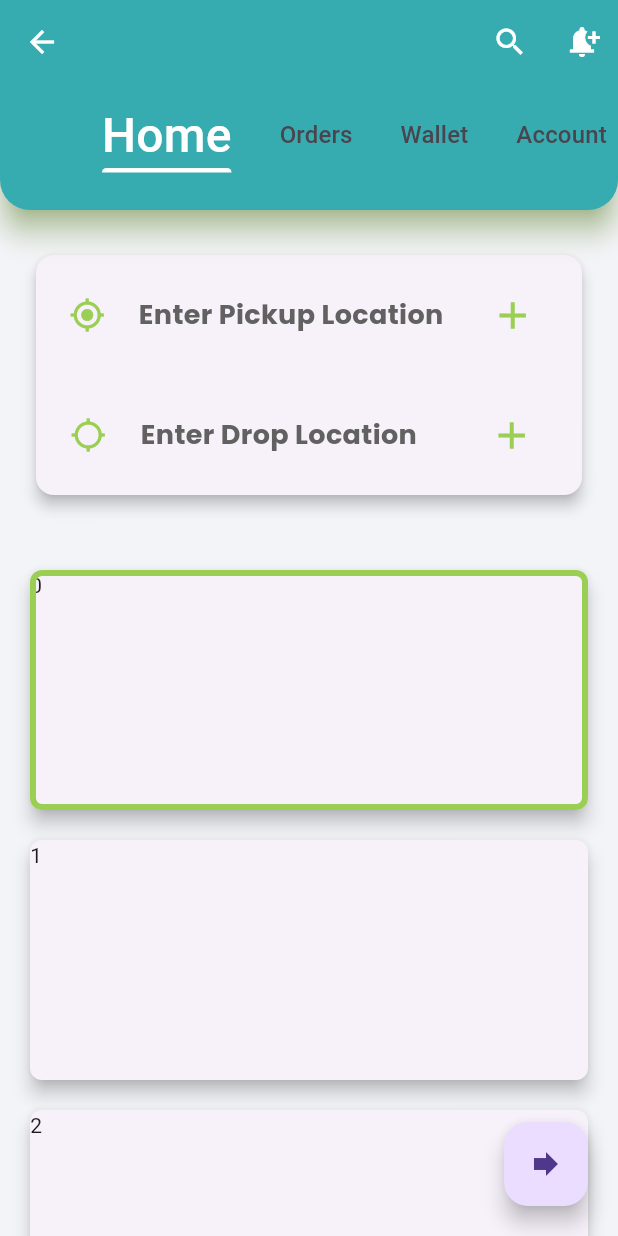
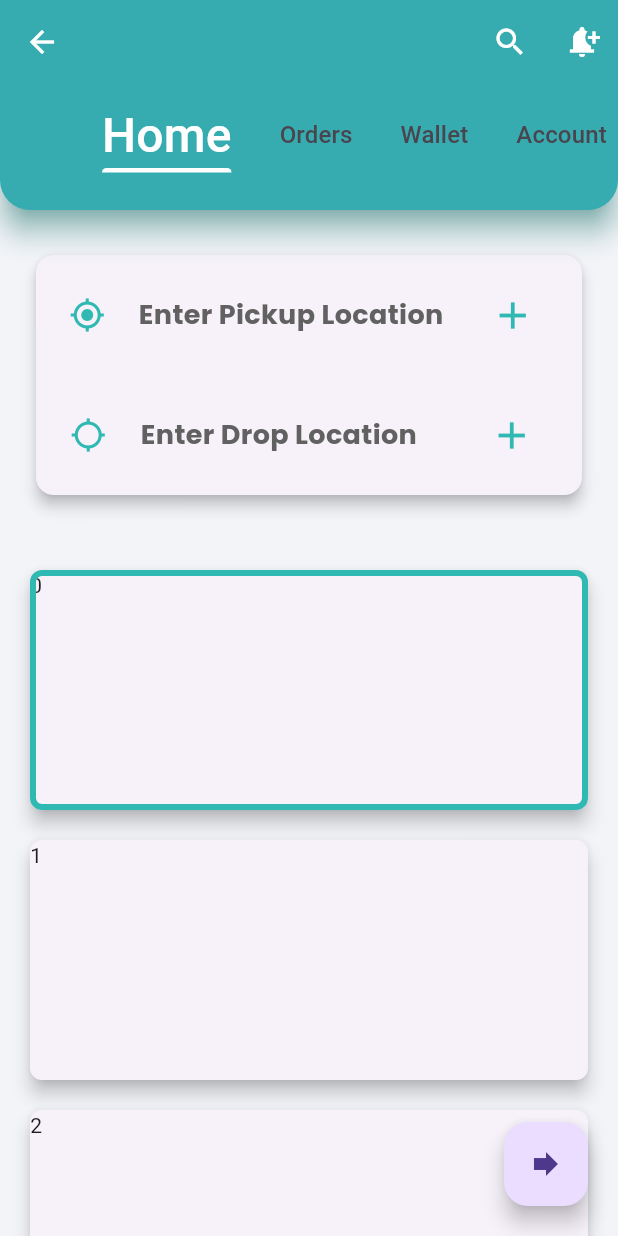
Before and after one commit to bhatganeshdarshan/Flutter-Logistic-app-project, a Flutter app: the screen it shows after launch, after a tap on an icon or button, on a phone screen of 412 x 824 dp. Run offline on Flutter 3.47's test engine with Material 3 defaults, Android fonts, the light colour scheme and no system bars; our stand-ins replace country_code_picker, firebase_auth, flutter_screenutil, get, google_fonts, google_maps_flutter and 2 more; missing offline and left inert: flutter_polyline_points; accounts and stored records are empty.

Commit message:
fixed top navbar and icon colors, added space below TabBar items

```diff
--- a/lib/entrypage.dart
+++ b/lib/entrypage.dart
@@ -1,51 +1,46 @@
 import 'package:flutter/material.dart';
-import 'package:logisticapp/constants/constants.dart';
 import 'package:logisticapp/screens/account-page/account.dart';
 import 'package:logisticapp/screens/home-page/home.dart';
 import 'package:logisticapp/screens/order-page/order.dart';
 import 'package:logisticapp/screens/payment-page/wallet_screen.dart';
 
 class MainScreen extends StatefulWidget {
-  const MainScreen({super.key});
+  const MainScreen({Key? key}) : super(key: key);
 
   @override
   State<MainScreen> createState() => _MainScreenState();
 }
 
-class _MainScreenState extends State<MainScreen> {
+class _MainScreenState extends State<MainScreen>
+    with SingleTickerProviderStateMixin {
+  late TabController _tabController;
+  int currentTab = 0;
+
   @override
-  void initSsdtate() {
+  void initState() {
     super.initState();
+    _tabController = TabController(length: 4, vsync: this);
+    _tabController.addListener(() {
+      setState(() {
+        currentTab = _tabController.index;
+      });
+    });
   }
 
   @override
   Widget build(BuildContext context) {
-    int currentTab = 0;
-    bool isClicked = false;
-    late TabController _tabController;
-    List<Widget> screenLists = [
-      HomePage(),
-      myOrder(),
-      myWallet(),
-      myAccount(),
-    ];
-    final double height = MediaQuery.of(context).size.height;
-    final double width = MediaQuery.of(context).size.width;
     return DefaultTabController(
       length: 4,
-      child: SafeArea(
-        top: false,
       child: Scaffold(
         appBar: PreferredSize(
-            preferredSize: Size.fromHeight(140),
+          preferredSize: const Size.fromHeight(140),
           child: AppBar(
             shape: const RoundedRectangleBorder(
-                  borderRadius: BorderRadius.vertical(
-                bottom: Radius.circular(20),
-              )),
-              shadowColor: const Color(0xff9BCF53),
+              borderRadius: BorderRadius.vertical(bottom: Radius.circular(20)),
+            ),
+            shadowColor: const Color(0xFF30b9b2),
             elevation: 8,
-              backgroundColor:  Color(0xFF30b9b2),
+            backgroundColor: const Color(0xFF30b9b2),
             leading: IconButton(
               onPressed: () {},
               icon: const Icon(Icons.arrow_back),
@@ -64,57 +59,54 @@ class _MainScreenState extends State<MainScreen> {
               ),
             ],
             bottom: TabBar(
+              padding: const EdgeInsets.only(bottom: 25),
               dividerColor: Colors.transparent,
-                padding: EdgeInsets.only(bottom: 25),
-                physics: BouncingScrollPhysics(
-                  decelerationRate: ScrollDecelerationRate.normal,
-                ),
+              controller: _tabController,
+              indicatorColor: Colors.white,
+              labelColor: Colors.white,
               isScrollable: true,
-                onTap: (value) {
+              onTap: (index) {
                 setState(() {
-                    currentTab = value;
+                  currentTab = index;
                 });
               },
-                indicatorColor: Colors.white,
-                labelColor: Colors.white,
               tabs: [
                 Tab(
                   child: Text(
                     "Home",
-                      style: TextStyle(
-                        fontSize: (currentTab == 0) ? 32 : 16,
-                      ),
+                    style: TextStyle(fontSize: (currentTab == 0) ? 32 : 16),
                   ),
                 ),
                 Tab(
                   child: Text(
                     "Orders",
-                      style: TextStyle(
-                        fontSize: (currentTab == 1) ? 32 : 16,
-                      ),
+                    style: TextStyle(fontSize: (currentTab == 1) ? 32 : 16),
                   ),
                 ),
                 Tab(
                   child: Text(
                     "Wallet",
-                      style: TextStyle(
-                        fontSize: (currentTab == 2) ? 32 : 16,
-                      ),
+                    style: TextStyle(fontSize: (currentTab == 2) ? 32 : 16),
                   ),
                 ),
                 Tab(
                   child: Text(
                     "Account",
-                      style: TextStyle(
-                        fontSize: (currentTab == 3) ? 32 : 16,
-                      ),
+                    style: TextStyle(fontSize: (currentTab == 3) ? 32 : 16),
                   ),
                 ),
               ],
             ),
           ),
         ),
-          body: screenLists[currentTab],
+        body: TabBarView(
+          controller: _tabController,
+          children: [
+            HomePage(),
+            OrderPage(),
+            myWallet(),
+            myAccount(),
+          ],
         ),
       ),
     );
--- a/lib/screens/home-page/home.dart
+++ b/lib/screens/home-page/home.dart
@@ -38,7 +38,7 @@ class _HomePageState extends State<HomePage> {
                           children: [
                             const Icon(
                               Icons.gps_fixed,
-                              color: Color(0xff9BCF53),
+                              color: Color(0xFF30b9b2),
                             ),
                             Text(
                               "Enter Pickup Location",
@@ -52,7 +52,7 @@ class _HomePageState extends State<HomePage> {
                                 onPressed: () {},
                                 icon: const Icon(
                                   Icons.add,
-                                  color: Color(0xff9BCF53),
+                                  color: Color(0xFF30b9b2),
                                   size: 30,
                                 )),
                           ],
@@ -66,7 +66,7 @@ class _HomePageState extends State<HomePage> {
                           children: [
                             const Icon(
                               Icons.gps_not_fixed_outlined,
-                              color: Color(0xff9BCF53),
+                              color: Color(0xFF30b9b2),
                             ),
                             Text(
                               "Enter Drop Location    ",
@@ -80,7 +80,7 @@ class _HomePageState extends State<HomePage> {
                                 onPressed: () {},
                                 icon: const Icon(
                                   Icons.add,
-                                  color: Color(0xff9BCF53),
+                                  color: Color(0xFF30b9b2),
                                   size: 30,
                                 )),
                           ],
@@ -116,7 +116,7 @@ class _HomePageState extends State<HomePage> {
                             borderRadius: BorderRadius.circular(8),
                             side: BorderSide(
                               color: (isClicked && clickedCard == index)
-                                  ? const Color(0xff9BCF53)
+                                  ? const Color(0xFF30b9b2)
                                   : Colors.transparent,
                               width: 4,
                             ),
```
Also changed, not shown: 18 other files. Lines whose indentation alone changed are shown as unchanged.
